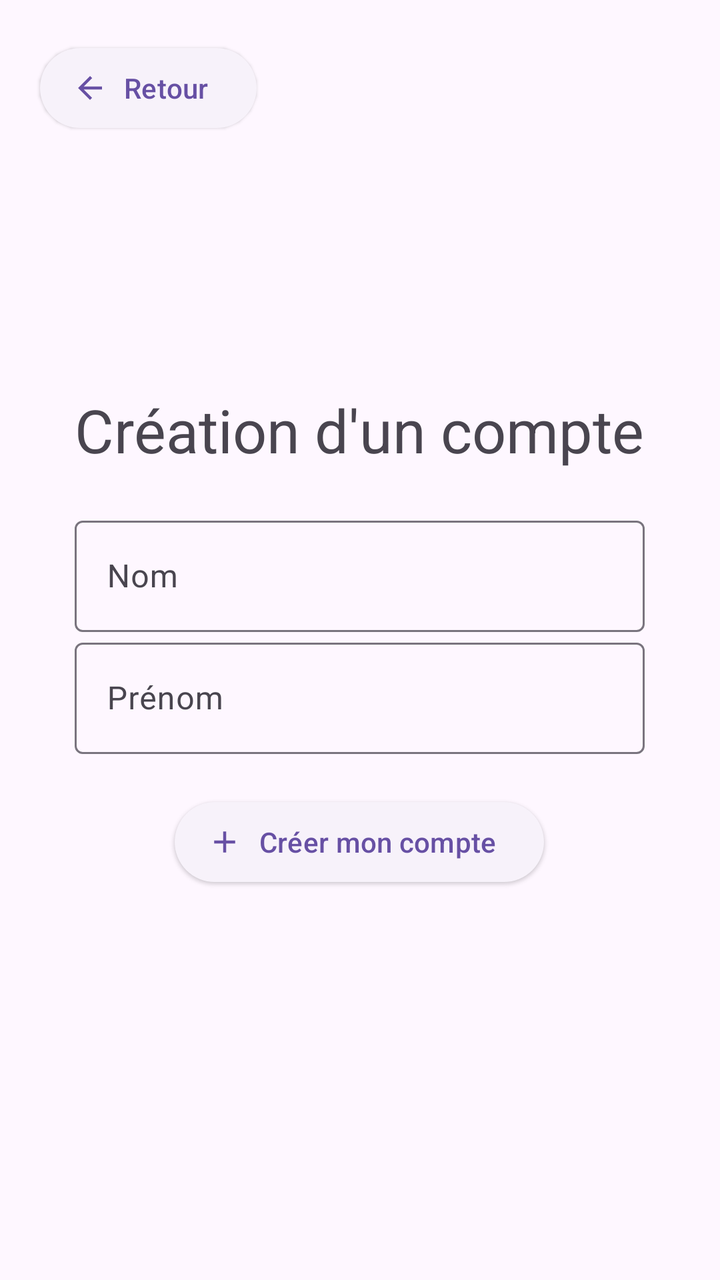
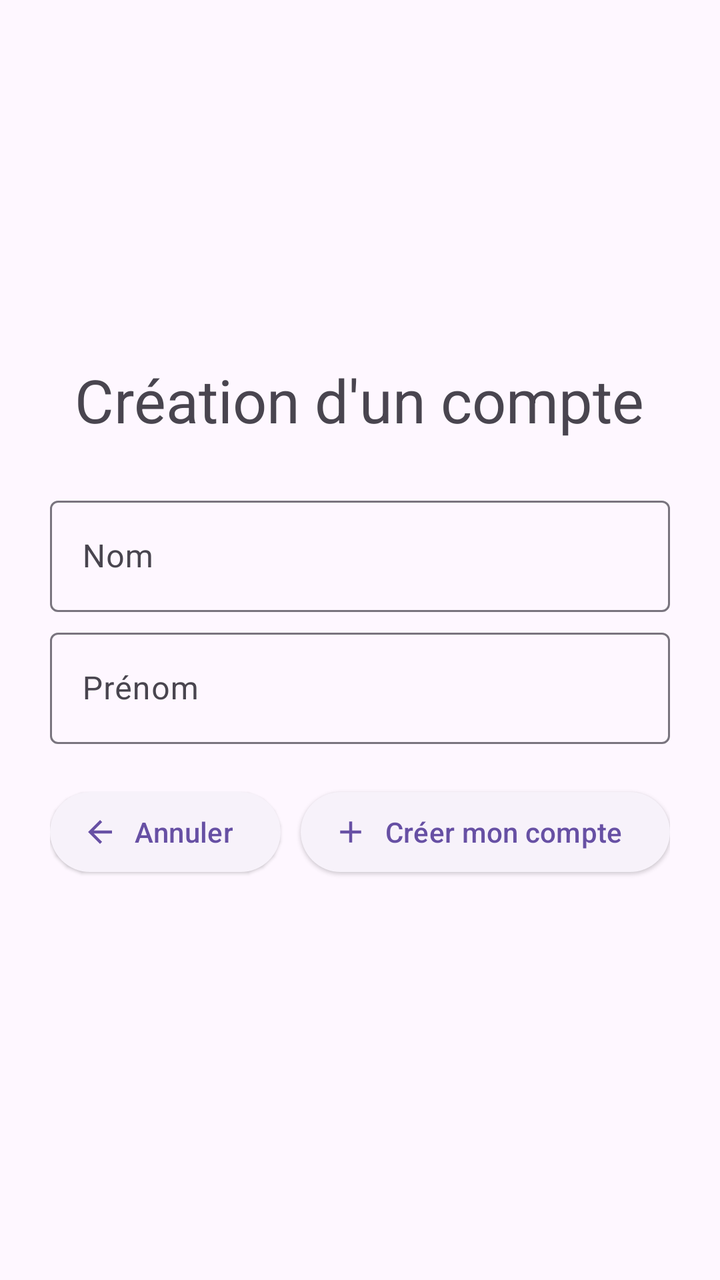

Before-and-after screenshots of an Android layout around one commit, followed by the original layout XML and the change that was made.
<!-- AndroidManifest.xml: application theme Theme.MiniProjet -->
<!-- res/layout/activity_creation_de_compte.xml -->
<?xml version="1.0" encoding="utf-8"?>
<RelativeLayout xmlns:android="http://schemas.android.com/apk/res/android"
    xmlns:app="http://schemas.android.com/apk/res-auto"
    xmlns:tools="http://schemas.android.com/tools"
    android:layout_width="match_parent"
    android:layout_height="match_parent"
    tools:context=".CreationDeCompteActivity"
    android:id="@+id/Creation_layout">

    <Button
        style="@style/Widget.Material3.Button.ElevatedButton.Icon"
        android:layout_width="wrap_content"
        android:layout_height="wrap_content"
        android:text="@string/Creation_button_text_retour"
        android:id="@+id/Creation_button_retour"
        android:layout_margin="20dp"
        app:icon="@drawable/baseline_arrow_back_24"
        />

    <LinearLayout
        android:layout_width="wrap_content"
        android:layout_height="wrap_content"
        android:layout_centerInParent="true"
        android:gravity="center"
        android:orientation="vertical">

        <TextView
            android:layout_width="wrap_content"
            android:layout_height="wrap_content"
            android:layout_marginBottom="20dp"
            android:gravity="center"
            android:text="@string/Creation_title"
            android:textSize="30dp" />

        <com.google.android.material.textfield.TextInputLayout
            android:id="@+id/Creation_input_nom"
            android:layout_width="match_parent"
            android:layout_height="wrap_content"
            android:hint="@string/Creation_nom_hint"
            >

            <com.google.android.material.textfield.TextInputEditText
                android:layout_width="match_parent"
                android:layout_height="wrap_content"
                />

        </com.google.android.material.textfield.TextInputLayout>


        <com.google.android.material.textfield.TextInputLayout
            android:id="@+id/Creation_input_prenom"
            android:layout_width="match_parent"
            android:layout_height="wrap_content"
            android:layout_marginBottom="20dp"
            android:hint="@string/Creation_prenom_hint"
            >

            <com.google.android.material.textfield.TextInputEditText
                android:layout_width="match_parent"
                android:layout_height="wrap_content"
                />


        </com.google.android.material.textfield.TextInputLayout>

        <Button
            style="@style/Widget.Material3.Button.ElevatedButton.Icon"
            android:id="@+id/Creation_button_ok"
            android:layout_width="wrap_content"
            android:layout_height="wrap_content"
            android:text="@string/Creation_button_text"
            app:icon="@drawable/baseline_add_24"
            />

    </LinearLayout>

</RelativeLayout>
<!-- resources referenced by this layout -->
<resources>
  <!-- drawable baseline_add_24 (drawable) -->
  <vector xmlns:android="http://schemas.android.com/apk/res/android" android:height="24dp" android:tint="#000000" android:viewportHeight="24" android:viewportWidth="24" android:width="24dp">
        
      <path android:fillColor="@android:color/white" android:pathData="M19,13h-6v6h-2v-6H5v-2h6V5h2v6h6v2z"/>
      
  </vector>
  <!-- drawable baseline_arrow_back_24 (drawable) -->
  <vector xmlns:android="http://schemas.android.com/apk/res/android" android:autoMirrored="true" android:height="24dp" android:tint="#000000" android:viewportHeight="24" android:viewportWidth="24" android:width="24dp">
        
      <path android:fillColor="@android:color/white" android:pathData="M20,11H7.83l5.59,-5.59L12,4l-8,8 8,8 1.41,-1.41L7.83,13H20v-2z"/>
      
  </vector>
  <string name="Creation_button_text">Créer mon compte</string>
  <string name="Creation_button_text_retour">Retour</string>
  <string name="Creation_nom_hint">Nom</string>
  <string name="Creation_prenom_hint">Prénom</string>
  <string name="Creation_title">Création d\'un compte</string>
  <style name="Theme.MiniProjet" parent="Base.Theme.MiniProjet" />
  <style name="Base.Theme.MiniProjet" parent="Theme.Material3.DayNight.NoActionBar">
          
          
      </style>
</resources>

<!-- the commit's change to res/layout/activity_creation_de_compte.xml (unified diff, before → after) -->
@@ -1,48 +1,39 @@
 <?xml version="1.0" encoding="utf-8"?>
-<RelativeLayout xmlns:android="http://schemas.android.com/apk/res/android"
+<ScrollView xmlns:android="http://schemas.android.com/apk/res/android"
     xmlns:app="http://schemas.android.com/apk/res-auto"
     xmlns:tools="http://schemas.android.com/tools"
+    android:id="@+id/Creation_layout"
     android:layout_width="match_parent"
     android:layout_height="match_parent"
-    tools:context=".CreationDeCompteActivity"
-    android:id="@+id/Creation_layout">
-
-    <Button
-        style="@style/Widget.Material3.Button.ElevatedButton.Icon"
-        android:layout_width="wrap_content"
-        android:layout_height="wrap_content"
-        android:text="@string/Creation_button_text_retour"
-        android:id="@+id/Creation_button_retour"
-        android:layout_margin="20dp"
-        app:icon="@drawable/baseline_arrow_back_24"
-        />
+    tools:context=".CreationDeCompteActivity">
 
     <LinearLayout
         android:layout_width="wrap_content"
         android:layout_height="wrap_content"
-        android:layout_centerInParent="true"
+        android:layout_gravity="center"
         android:gravity="center"
         android:orientation="vertical">
 
         <TextView
             android:layout_width="wrap_content"
             android:layout_height="wrap_content"
-            android:layout_marginBottom="20dp"
+            android:layout_marginBottom="25dp"
             android:gravity="center"
             android:text="@string/Creation_title"
-            android:textSize="30dp" />
+            android:textSize="30sp" />
 
         <com.google.android.material.textfield.TextInputLayout
             android:id="@+id/Creation_input_nom"
             android:layout_width="match_parent"
             android:layout_height="wrap_content"
-            android:hint="@string/Creation_nom_hint"
-            >
+            android:layout_marginBottom="5dp"
+            android:hint="@string/Creation_nom_hint">
 
             <com.google.android.material.textfield.TextInputEditText
                 android:layout_width="match_parent"
                 android:layout_height="wrap_content"
-                />
+                android:inputType="text"
+                android:maxLength="25" />
 
         </com.google.android.material.textfield.TextInputLayout>
 
@@ -51,27 +42,41 @@
             android:id="@+id/Creation_input_prenom"
             android:layout_width="match_parent"
             android:layout_height="wrap_content"
-            android:layout_marginBottom="20dp"
-            android:hint="@string/Creation_prenom_hint"
-            >
+            android:hint="@string/Creation_prenom_hint">
 
             <com.google.android.material.textfield.TextInputEditText
                 android:layout_width="match_parent"
                 android:layout_height="wrap_content"
-                />
+                android:inputType="text"
+                android:maxLength="25" />
 
 
         </com.google.android.material.textfield.TextInputLayout>
 
-        <Button
-            style="@style/Widget.Material3.Button.ElevatedButton.Icon"
-            android:id="@+id/Creation_button_ok"
+        <LinearLayout
             android:layout_width="wrap_content"
             android:layout_height="wrap_content"
-            android:text="@string/Creation_button_text"
-            app:icon="@drawable/baseline_add_24"
-            />
+            android:layout_marginVertical="20dp"
+            android:gravity="center"
+            android:orientation="horizontal">
+
+            <Button
+                android:id="@+id/Creation_button_retour"
+                style="@style/Widget.Material3.Button.ElevatedButton.Icon"
+                android:layout_width="wrap_content"
+                android:layout_height="wrap_content"
+                android:layout_marginRight="10dp"
+                android:text="@string/Creation_button_text_retour"
+                app:icon="@drawable/baseline_arrow_back_24" />
+
+            <Button
+                android:id="@+id/Creation_button_ok"
+                style="@style/Widget.Material3.Button.ElevatedButton.Icon"
+                android:layout_width="wrap_content"
+                android:layout_height="wrap_content"
+                android:text="@string/Creation_button_text"
+                app:icon="@drawable/baseline_add_24" />
+        </LinearLayout>
 
     </LinearLayout>
-
-</RelativeLayout>
+</ScrollView>
<!-- resource entries referenced after the edit -->
@@ -13,7 +13,7 @@
       
   </vector>
   <string name="Creation_button_text">Créer mon compte</string>
-  <string name="Creation_button_text_retour">Retour</string>
+  <string name="Creation_button_text_retour">Annuler</string>
   <string name="Creation_nom_hint">Nom</string>
   <string name="Creation_prenom_hint">Prénom</string>
   <string name="Creation_title">Création d\'un compte</string>
